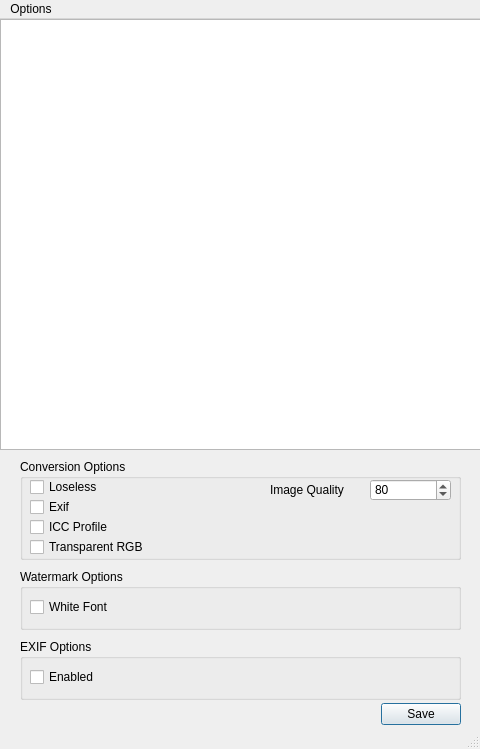
Qt form WebPConverterGUI.ui (C4NU/Paddie) before a commit.
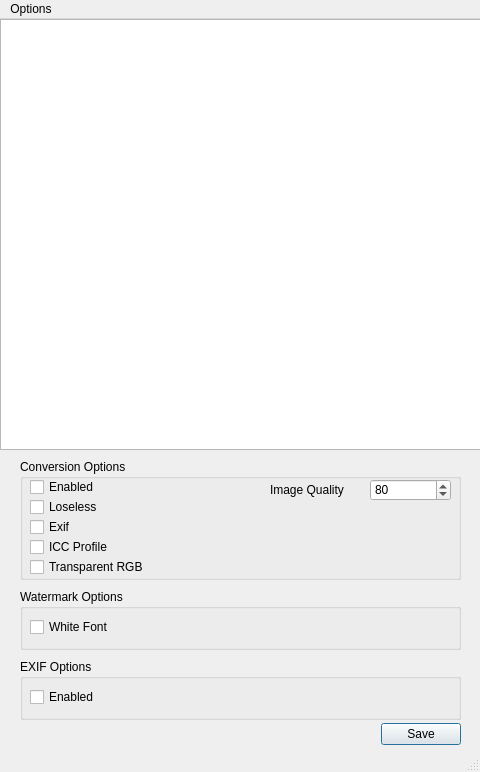
The same form after that commit. Icons and pictures are not drawn.

Commit message: [ADD] WebP 변환 없이 exif만 달아주는 옵션 작성

Patch:
```diff
--- a/WebPConverterGUI.ui
+++ b/WebPConverterGUI.ui
@@ -7,7 +7,7 @@
     <x>0</x>
     <y>0</y>
     <width>480</width>
-    <height>749</height>
+    <height>772</height>
    </rect>
   </property>
   <property name="acceptDrops">
@@ -64,7 +64,7 @@
       <x>20</x>
       <y>440</y>
       <width>441</width>
-      <height>101</height>
+      <height>121</height>
      </rect>
     </property>
     <property name="title">
@@ -74,7 +74,7 @@
      <property name="geometry">
       <rect>
        <x>10</x>
-       <y>20</y>
+       <y>40</y>
        <width>81</width>
        <height>16</height>
       </rect>
@@ -119,7 +119,7 @@
      <property name="geometry">
       <rect>
        <x>10</x>
-       <y>40</y>
+       <y>60</y>
        <width>81</width>
        <height>16</height>
       </rect>
@@ -132,7 +132,7 @@
      <property name="geometry">
       <rect>
        <x>10</x>
-       <y>60</y>
+       <y>80</y>
        <width>101</width>
        <height>16</height>
       </rect>
@@ -145,7 +145,7 @@
      <property name="geometry">
       <rect>
        <x>10</x>
-       <y>80</y>
+       <y>100</y>
        <width>131</width>
        <height>16</height>
       </rect>
@@ -154,12 +154,25 @@
       <string>Transparent RGB</string>
      </property>
     </widget>
+    <widget class="QCheckBox" name="ConversionEnableBox">
+     <property name="geometry">
+      <rect>
+       <x>10</x>
+       <y>20</y>
+       <width>81</width>
+       <height>16</height>
+      </rect>
+     </property>
+     <property name="text">
+      <string>Enabled</string>
+     </property>
+    </widget>
    </widget>
    <widget class="QGroupBox" name="WatermarkGroupBox">
     <property name="geometry">
      <rect>
       <x>20</x>
-      <y>550</y>
+      <y>570</y>
       <width>441</width>
       <height>61</height>
      </rect>
@@ -185,7 +198,7 @@
     <property name="geometry">
      <rect>
       <x>380</x>
-      <y>680</y>
+      <y>700</y>
       <width>81</width>
       <height>31</height>
      </rect>
@@ -198,7 +211,7 @@
     <property name="geometry">
      <rect>
       <x>20</x>
-      <y>620</y>
+      <y>640</y>
       <width>441</width>
       <height>61</height>
      </rect>
```
The commit also changes 2 other files.
